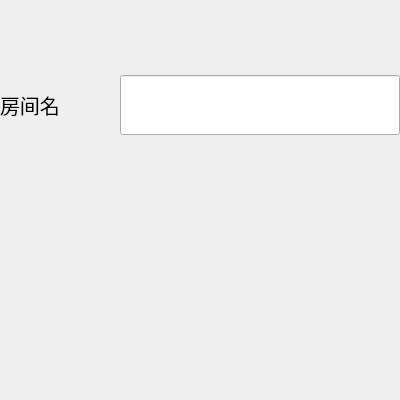
Before: the Qt Designer form createroomdialog.ui in liushuai0417/ThreeKingdom_Kill, drawn with Qt 5.
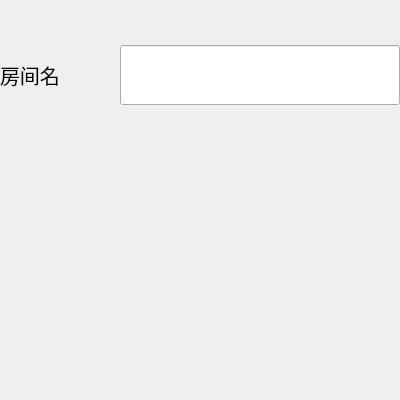
After: the same form once the commit is applied.

Patch:
```diff
--- a/createroomdialog.ui
+++ b/createroomdialog.ui
@@ -29,7 +29,7 @@
    <property name="geometry">
     <rect>
      <x>0</x>
-     <y>30</y>
+     <y>0</y>
      <width>400</width>
      <height>150</height>
     </rect>
```
